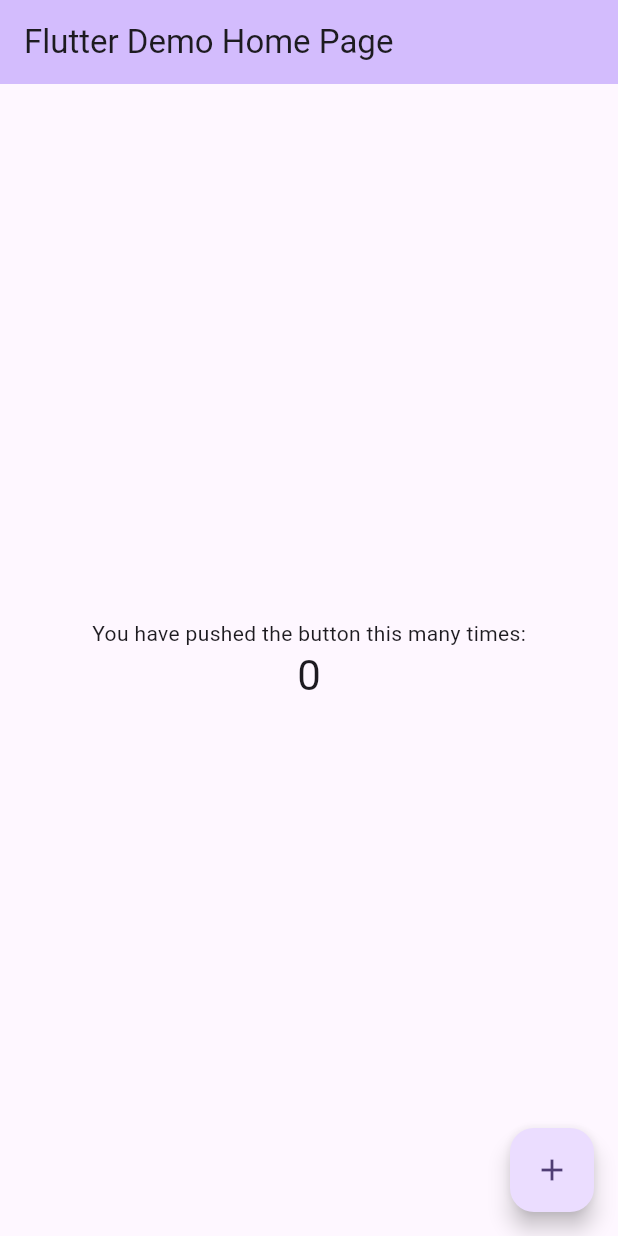
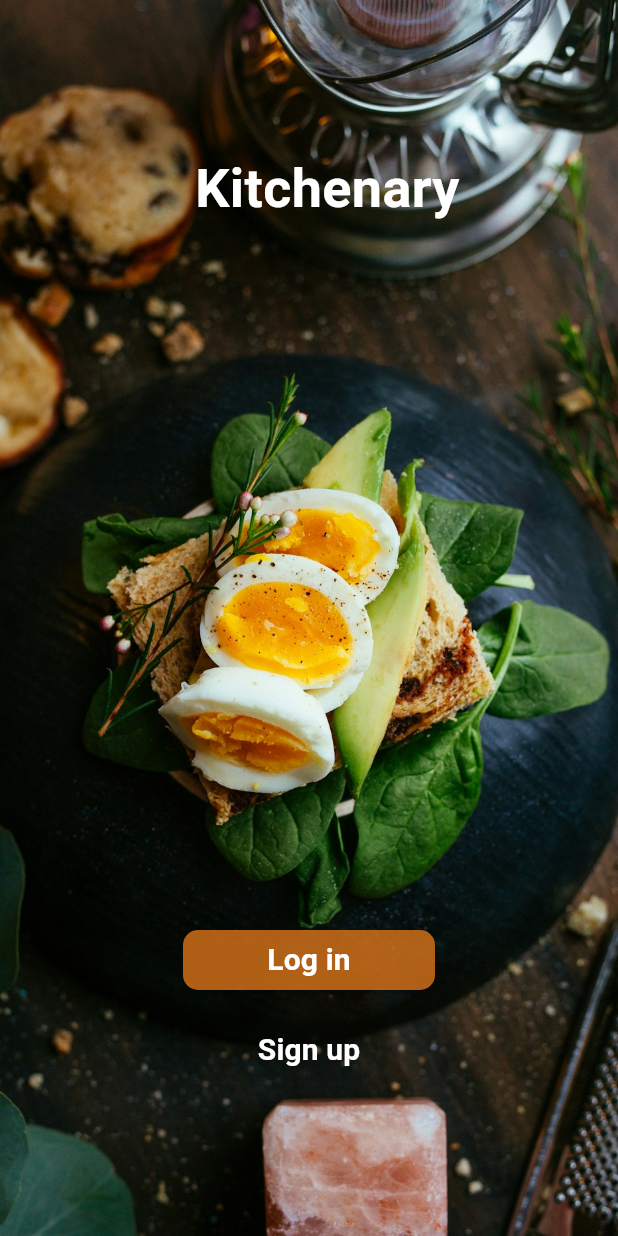
Before and after one commit to EduardoP0123/trabajo_kitchenary, a Flutter app: the screen it shows after launch, on a phone screen of 412 x 824 dp. Run offline on Flutter 3.47's test engine with Material 3 defaults, Android fonts, the phone set to English and light mode, and no system bars.

Commit message:
creacion de start screen

```diff
--- a/lib/main.dart
+++ b/lib/main.dart
@@ -1,122 +1,14 @@
 import 'package:flutter/material.dart';
+import 'package:proyecto_final_construccion/screens/start_screen.dart';
 
-void main() {
-  runApp(const MyApp());
-}
+void main() => runApp(MyApp());
 
 class MyApp extends StatelessWidget {
-  const MyApp({super.key});
-
-  // This widget is the root of your application.
   @override
   Widget build(BuildContext context) {
     return MaterialApp(
-      title: 'Flutter Demo',
-      theme: ThemeData(
-        // This is the theme of your application.
-        //
-        // TRY THIS: Try running your application with "flutter run". You'll see
-        // the application has a purple toolbar. Then, without quitting the app,
-        // try changing the seedColor in the colorScheme below to Colors.green
-        // and then invoke "hot reload" (save your changes or press the "hot
-        // reload" button in a Flutter-supported IDE, or press "r" if you used
-        // the command line to start the app).
-        //
-        // Notice that the counter didn't reset back to zero; the application
-        // state is not lost during the reload. To reset the state, use hot
-        // restart instead.
-        //
-        // This works for code too, not just values: Most code changes can be
-        // tested with just a hot reload.
-        colorScheme: ColorScheme.fromSeed(seedColor: Colors.deepPurple),
-      ),
-      home: const MyHomePage(title: 'Flutter Demo Home Page'),
+      title: 'Material App',
+      home: StartScreen(),
     );
   }
 }
-
-class MyHomePage extends StatefulWidget {
-  const MyHomePage({super.key, required this.title});
-
-  // This widget is the home page of your application. It is stateful, meaning
-  // that it has a State object (defined below) that contains fields that affect
-  // how it looks.
-
-  // This class is the configuration for the state. It holds the values (in this
-  // case the title) provided by the parent (in this case the App widget) and
-  // used by the build method of the State. Fields in a Widget subclass are
-  // always marked "final".
-
-  final String title;
-
-  @override
-  State<MyHomePage> createState() => _MyHomePageState();
-}
-
-class _MyHomePageState extends State<MyHomePage> {
-  int _counter = 0;
-
-  void _incrementCounter() {
-    setState(() {
-      // This call to setState tells the Flutter framework that something has
-      // changed in this State, which causes it to rerun the build method below
-      // so that the display can reflect the updated values. If we changed
-      // _counter without calling setState(), then the build method would not be
-      // called again, and so nothing would appear to happen.
-      _counter++;
-    });
-  }
-
-  @override
-  Widget build(BuildContext context) {
-    // This method is rerun every time setState is called, for instance as done
-    // by the _incrementCounter method above.
-    //
-    // The Flutter framework has been optimized to make rerunning build methods
-    // fast, so that you can just rebuild anything that needs updating rather
-    // than having to individually change instances of widgets.
-    return Scaffold(
-      appBar: AppBar(
-        // TRY THIS: Try changing the color here to a specific color (to
-        // Colors.amber, perhaps?) and trigger a hot reload to see the AppBar
-        // change color while the other colors stay the same.
-        backgroundColor: Theme.of(context).colorScheme.inversePrimary,
-        // Here we take the value from the MyHomePage object that was created by
-        // the App.build method, and use it to set our appbar title.
-        title: Text(widget.title),
-      ),
-      body: Center(
-        // Center is a layout widget. It takes a single child and positions it
-        // in the middle of the parent.
-        child: Column(
-          // Column is also a layout widget. It takes a list of children and
-          // arranges them vertically. By default, it sizes itself to fit its
-          // children horizontally, and tries to be as tall as its parent.
-          //
-          // Column has various properties to control how it sizes itself and
-          // how it positions its children. Here we use mainAxisAlignment to
-          // center the children vertically; the main axis here is the vertical
-          // axis because Columns are vertical (the cross axis would be
-          // horizontal).
-          //
-          // TRY THIS: Invoke "debug painting" (choose the "Toggle Debug Paint"
-          // action in the IDE, or press "p" in the console), to see the
-          // wireframe for each widget.
-          mainAxisAlignment: MainAxisAlignment.center,
-          children: <Widget>[
-            const Text('You have pushed the button this many times:'),
-            Text(
-              '$_counter',
-              style: Theme.of(context).textTheme.headlineMedium,
-            ),
-          ],
-        ),
-      ),
-      floatingActionButton: FloatingActionButton(
-        onPressed: _incrementCounter,
-        tooltip: 'Increment',
-        child: const Icon(Icons.add),
-      ), // This trailing comma makes auto-formatting nicer for build methods.
-    );
-  }
-}
--- /dev/null
+++ b/lib/screens/start_screen.dart
@@ -0,0 +1,85 @@
+import 'package:flutter/material.dart';
+
+class StartScreen extends StatelessWidget {
+  const StartScreen({Key? key}) : super(key: key);
+
+  @override
+  Widget build(BuildContext context) {
+    final size = MediaQuery.of(context).size;
+    return Scaffold(
+      body: Container(
+        width: size.width,
+        height: size.height,
+        decoration: const BoxDecoration(
+          image: DecorationImage(
+            image: AssetImage("assets/images/start_photo.jpg"),
+            fit: BoxFit.cover,
+          ),
+        ),
+        child: Stack(
+          children: [
+            // "Kitchenary" title
+            Positioned(
+              top: 100,
+              left: 130,
+              right: 24,
+              child: const Text(
+                'Kitchenary',
+                style: TextStyle(
+                  color: Colors.white,
+                  fontSize: 36,
+                  fontWeight: FontWeight.w600,
+                ),
+              ),
+            ),
+            // Log in button
+            Positioned(
+              bottom: 100,
+              left: 0,
+              right: 0,
+              child: Center(
+                child: Column(
+                  children: [
+                    SizedBox(
+                      width: 168,
+                      height: 40,
+                      child: ElevatedButton(
+                        style: ElevatedButton.styleFrom(
+                          backgroundColor: const Color(0xB2FA851D),
+                          shape: RoundedRectangleBorder(
+                            borderRadius: BorderRadius.circular(10),
+                          ),
+                        ),
+                        onPressed: () {},
+                        child: const Text(
+                          'Log in',
+                          style: TextStyle(
+                            color: Colors.white,
+                            fontSize: 20,
+                            fontWeight: FontWeight.w600,
+                          ),
+                        ),
+                      ),
+                    ),
+                    const SizedBox(height: 16),
+                    TextButton(
+                      onPressed: () {},
+                      child: const Text(
+                        'Sign up',
+                        style: TextStyle(
+                          color: Colors.white,
+                          fontSize: 20,
+                          fontWeight: FontWeight.w600,
+                        ),
+                      ),
+                    ),
+                  ],
+                ),
+              ),
+            ),
+          ],
+        ),
+      ),
+    );
+  }
+}
--- a/pubspec.yaml
+++ b/pubspec.yaml
@@ -58,8 +58,8 @@ flutter:
   uses-material-design: true
 
   # To add assets to your application, add an assets section, like this:
-  # assets:
-  #   - images/a_dot_burr.jpeg
+  assets:
+    - assets/images/start_photo.jpg
   #   - images/a_dot_ham.jpeg
 
   # An image asset can refer to one or more resolution-specific "variants", see
```
Also changed, not shown: assets/images/start_photo.jpg (added).
